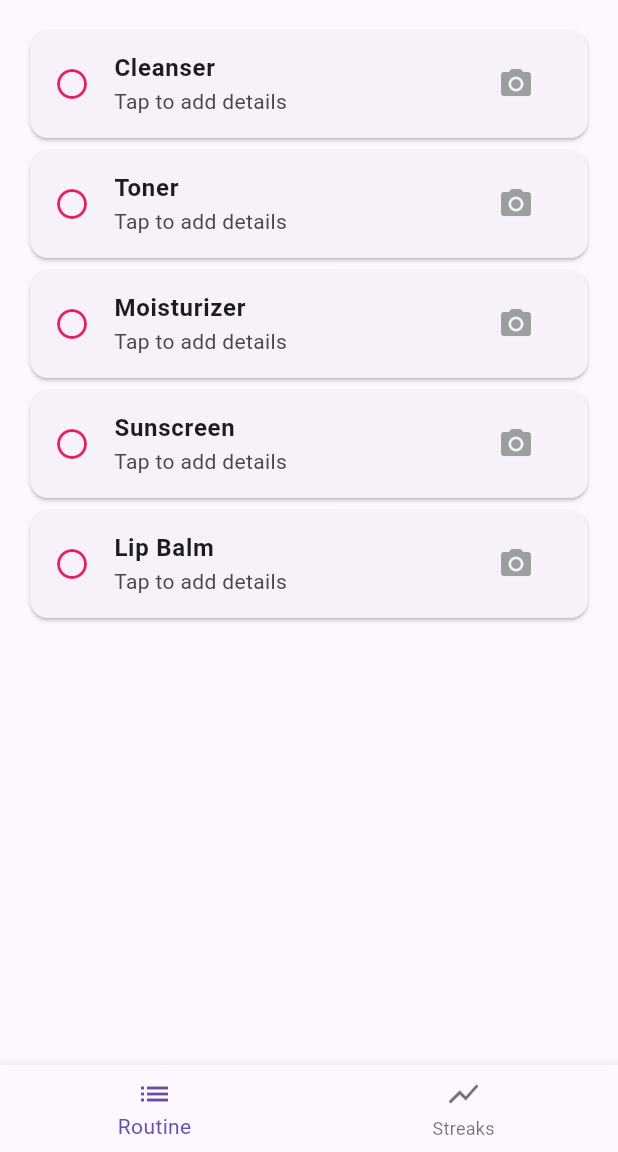
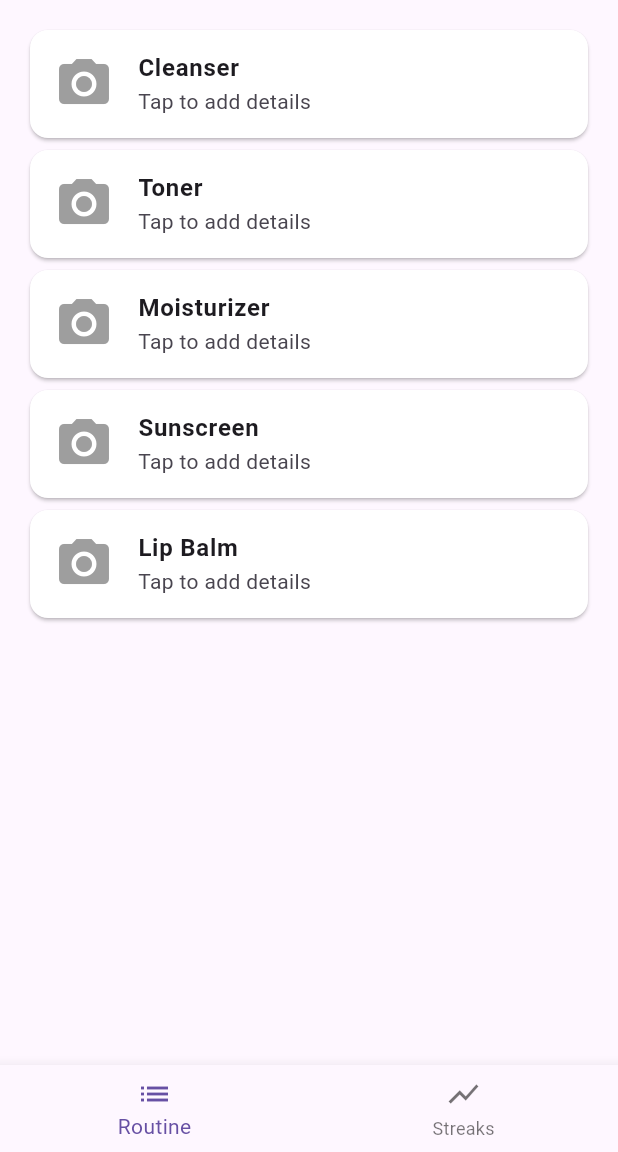
Before and after one commit to vamsikrishnaperuri/urban_culture, a Flutter app: the screen it shows after launch, on a phone screen of 412 x 824 dp, the part 84-1236 px from its top. Run offline on Flutter 3.47's test engine with Material 3 defaults, Android fonts, the phone set to English and light mode, and no system bars; our stand-ins replace image_picker, shared_preferences.

Commit message:
Image upload 1.1

```diff
--- a/lib/Screens/RoutineScreen.dart
+++ b/lib/Screens/RoutineScreen.dart
@@ -1,5 +1,7 @@
 import 'package:flutter/material.dart';
 import 'package:image_picker/image_picker.dart';
+import 'package:shared_preferences/shared_preferences.dart';
+import 'dart:convert';
 import 'dart:io';
 
 class RoutineScreen extends StatefulWidget {
@@ -8,13 +10,34 @@ class RoutineScreen extends StatefulWidget {
 }
 
 class _RoutineScreenState extends State<RoutineScreen> {
-  final List<Map<String, dynamic>> routineItems = [
+  List<Map<String, dynamic>> routineItems = [
     {'title': 'Cleanser', 'subtitle': '', 'time': '', 'uploaded': false, 'imageUrl': ''},
     {'title': 'Toner', 'subtitle': '', 'time': '', 'uploaded': false, 'imageUrl': ''},
     {'title': 'Moisturizer', 'subtitle': '', 'time': '', 'uploaded': false, 'imageUrl': ''},
     {'title': 'Sunscreen', 'subtitle': '', 'time': '', 'uploaded': false, 'imageUrl': ''},
     {'title': 'Lip Balm', 'subtitle': '', 'time': '', 'uploaded': false, 'imageUrl': ''},
   ];
+
+  @override
+  void initState() {
+    super.initState();
+    _loadRoutineItems();
+  }
+
+  Future<void> _loadRoutineItems() async {
+    final prefs = await SharedPreferences.getInstance();
+    final savedData = prefs.getString('routineItems');
+    if (savedData != null) {
+      setState(() {
+        routineItems = List<Map<String, dynamic>>.from(json.decode(savedData));
+      });
+    }
+  }
+
+  Future<void> _saveRoutineItems() async {
+    final prefs = await SharedPreferences.getInstance();
+    await prefs.setString('routineItems', json.encode(routineItems));
+  }
 
   Future<void> uploadImage(int index) async {
     final picker = ImagePicker();
@@ -50,19 +73,27 @@ class _RoutineScreenState extends State<RoutineScreen> {
       String productName = nameController.text.trim();
       if (productName.isEmpty) return;
 
-      // Update local state to simulate saving to a local database
       setState(() {
         routineItems[index]['uploaded'] = true;
         routineItems[index]['imageUrl'] = file.path;
         routineItems[index]['time'] = DateTime.now().toString();
         routineItems[index]['subtitle'] = productName;
       });
+
+      // Save updated data
+      await _saveRoutineItems();
     }
   }
 
   @override
   Widget build(BuildContext context) {
-    return Scaffold(
+    return WillPopScope(
+      onWillPop: () async {
+        // Save data when navigating back
+        await _saveRoutineItems();
+        return true;
+      },
+      child: Scaffold(
         appBar: AppBar(
           title: const Text('Daily Skincare'),
           centerTitle: true,
@@ -75,25 +106,38 @@ class _RoutineScreenState extends State<RoutineScreen> {
           itemBuilder: (context, index) {
             final item = routineItems[index];
             return Card(
+              color: item['uploaded'] ? Colors.pink[50] : Colors.white,
               child: ListTile(
-              leading: Icon(
-                item['uploaded'] ? Icons.check_circle : Icons.radio_button_unchecked,
-                color: Colors.pink,
+                leading: item['imageUrl']!.isNotEmpty && File(item['imageUrl']).existsSync()
+                    ? Image.file(
+                  File(item['imageUrl']),
+                  width: 40,
+                  height: 40,
+                  fit: BoxFit.cover,
+                )
+                    : Icon(Icons.camera_alt, color: Colors.grey, size: 40),
+                title: Text(item['title']!, style: const TextStyle(fontWeight: FontWeight.bold)),
+                subtitle: Column(
+                  crossAxisAlignment: CrossAxisAlignment.start,
+                  children: [
+                    Text(item['subtitle']!.isNotEmpty ? item['subtitle']! : 'Tap to add details'),
+                    if (item['time']!.isNotEmpty)
+                      Text(
+                        'Uploaded: ${item['time']!}',
+                        style: TextStyle(fontSize: 12, color: Colors.grey),
                       ),
-              title: Text(item['title']!, style: const TextStyle(fontWeight: FontWeight.bold)),
-              subtitle: Text(item['subtitle']!.isNotEmpty ? item['subtitle']! : 'Tap to add details'),
-              trailing: IconButton(
-                icon: Icon(Icons.camera_alt, color: Colors.grey),
-                onPressed: () => uploadImage(index),
+                  ],
                 ),
-              onLongPress: () {
-                if (item['imageUrl']!.isNotEmpty) {
+                onTap: () {
+                  if (item['imageUrl']!.isNotEmpty && File(item['imageUrl']).existsSync()) {
                     Navigator.push(
                       context,
                       MaterialPageRoute(
                         builder: (context) => ImagePreviewScreen(imageUrl: item['imageUrl']),
                       ),
                     );
+                  } else {
+                    uploadImage(index);
                   }
                 },
               ),
@@ -106,11 +150,16 @@ class _RoutineScreenState extends State<RoutineScreen> {
             BottomNavigationBarItem(icon: Icon(Icons.list), label: 'Routine'),
             BottomNavigationBarItem(icon: Icon(Icons.show_chart), label: 'Streaks'),
           ],
-        onTap: (index) {
+          onTap: (index) async {
             if (index == 1) {
-            Navigator.pushNamed(context, '/streaks');
+              await Navigator.pushNamed(context, '/streaks');
+            } else if (index == 0) {
+              // Reload routine items when revisiting
+              await _loadRoutineItems();
+              setState(() {});
             }
           },
+        ),
       ),
     );
   }
--- a/pubspec.yaml
+++ b/pubspec.yaml
@@ -35,11 +35,7 @@ dependencies:
   # The following adds the Cupertino Icons font to your application.
   # Use with the CupertinoIcons class for iOS style icons.
   cupertino_icons: ^1.0.2
-  http: ^0.13.3
-  geolocator: ^7.6.2
-  firebase_core: ^3.9.0
-  firebase_storage: ^12.3.7
-  cloud_firestore: ^5.6.0
+  shared_preferences: ^2.1.1
   image_picker: ^1.1.2
   permission_handler: ^10.0.0
 
```
Also changed, not shown: pubspec.lock, 3 other files. Lines whose indentation alone changed are shown as unchanged.
